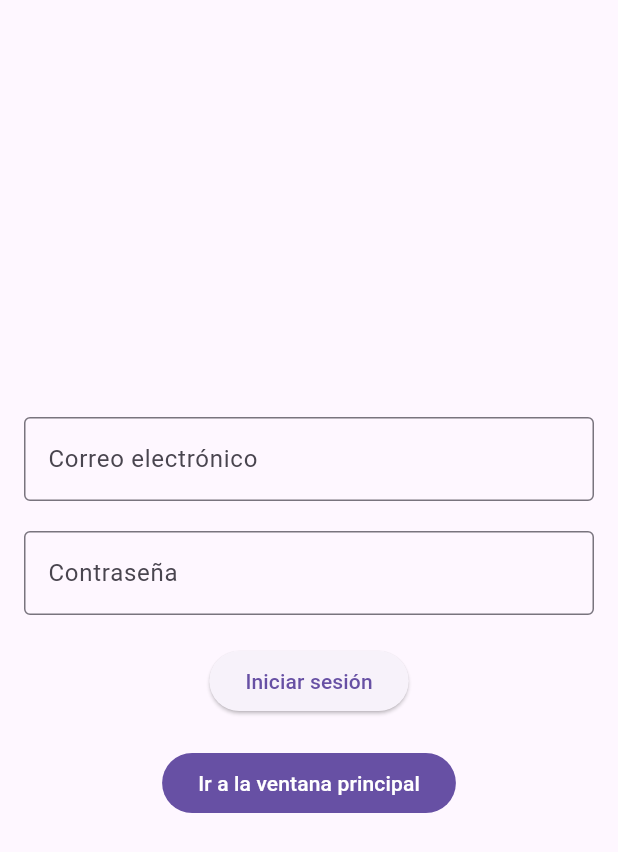
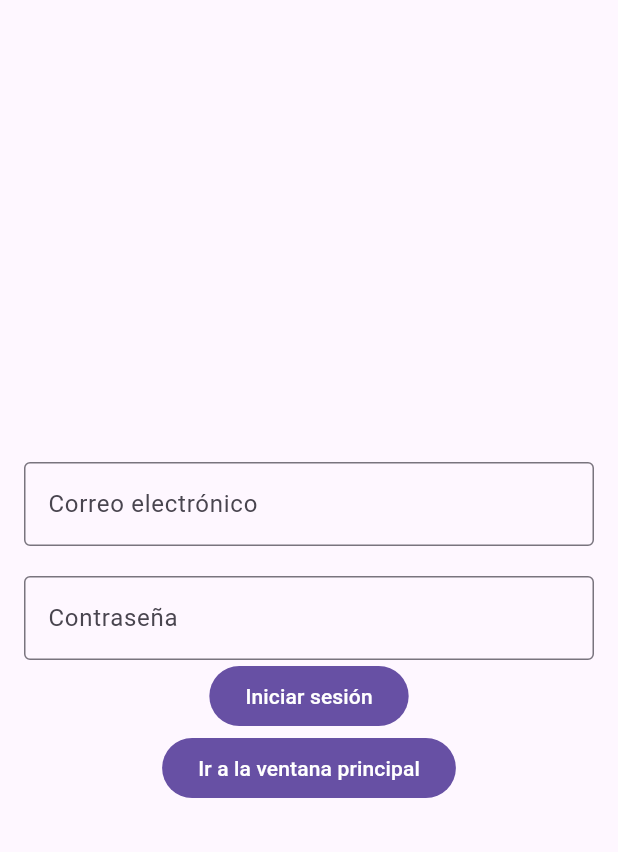
Before and after one commit to PickDan/DreamStream, a Flutter app: the Body widget shown alone on an empty page, opened directly, after a tap on "Iniciar sesión", on a phone screen of 412 x 824 dp. Shown: the top 852 px of the screen. Run offline on Flutter 3.47's test engine with Material 3 defaults, Android fonts, the phone set to English and light mode, and no system bars; our stand-ins replace firebase_auth, firebase_core; accounts and stored records are empty; network calls fail.

Commit message:
Apartado de login terminado y firebase init pendiente

```diff
--- a/lib/screens/login.dart
+++ b/lib/screens/login.dart
@@ -1,7 +1,9 @@
+import 'package:firebase_auth/firebase_auth.dart';
 import 'package:flutter/material.dart';
 import 'package:taller1/main.dart';
+import 'package:taller1/screens/movies.dart';
 
-void main(){
+void main() {
   runApp(Login());
 }
 
@@ -36,55 +38,90 @@ class _HomeState extends State<Home> {
   }
 }
 
-Widget Body(context){
-  return(
-    Padding(
+Widget Body(context) {
+  return (Padding(
     padding: EdgeInsets.all(16.0),
     child: Column(
       mainAxisAlignment: MainAxisAlignment.center,
       children: <Widget>[
-            TextField(
+        SizedBox(height: 20),
+        Email(context),
+        Password(context),
+        BtnLogin(context),
+        ReturnHome(context),
+      ],
+    ),
+  ));
+}
+
+Widget ReturnHome(context) {
+  return (FilledButton(
+      onPressed: () {
+        goHome(context);
+      },
+      child: const Text("Ir a la ventana principal")));
+}
+
+void goHome(context) {
+  Navigator.push(
+      context, MaterialPageRoute(builder: (context) => const Taller01()));
+}
+
+final TextEditingController _email = TextEditingController();
+Widget Email(context) {
+  return TextField(
+    controller: _email,
     decoration: InputDecoration(
       labelText: 'Correo electrónico',
       border: OutlineInputBorder(),
     ),
     keyboardType: TextInputType.emailAddress,
-            ),
+  );
+}
+
+final TextEditingController _password = TextEditingController();
+Widget Password(context) {
+    return Column(
+    children: [
       SizedBox(height: 20),
       TextField(
+        controller: _password,
         decoration: InputDecoration(
           labelText: 'Contraseña',
           border: OutlineInputBorder(),
         ),
         obscureText: true,
       ),
-            SizedBox(height: 20),
-            ElevatedButton(
-              onPressed: () {
-                // Aquí se agrega la lógica de inicio de sesión
-              },
-              child: Text('Iniciar sesión'),
-            ),
-            SizedBox(height: 20),
-            ReturnHome(context),
     ],
-        ),
-    )
   );
 }
 
-Widget ReturnHome(context){
+Widget BtnLogin(context){
   return(
     FilledButton(onPressed: (){
-        goHome(context);
-    }, child: const Text("Ir a la ventana principal"))
+      login(context);
+    }, child: Text("Iniciar sesión"))
   );
 }
 
-void goHome(context){
+Future<void> login(context) async {
+  try {
+    final credential = await FirebaseAuth.instance.createUserWithEmailAndPassword(
+      email: _email.text,
+      password: _password.text,
+    );
     Navigator.push(context,
       MaterialPageRoute(builder:
-      (context) => const Taller01()
+      (context) => Movies()
       )
     );
+  } on FirebaseAuthException catch (e) {
+    if (e.code == 'weak-password') {
+      print('The password provided is too weak.');
+    } else if (e.code == 'email-already-in-use') {
+      print('The account already exists for that email.');
     }
+  } catch (e) {
+    print(e);
+  }
+}
--- a/pubspec.yaml
+++ b/pubspec.yaml
@@ -7,6 +7,8 @@ environment:
   sdk: '>=3.4.1 <4.0.0'
 
 dependencies:
+  firebase_auth: ^5.1.0
+  firebase_core: ^3.1.0
   flutter:
     sdk: flutter
 
```
Also changed, not shown: firebase.json (added), lib/firebase_options.dart (added), pubspec.lock, 6 other files. Lines whose indentation alone changed are shown as unchanged.
